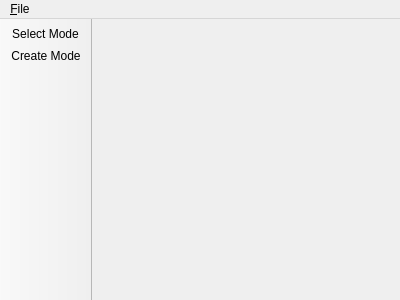
raptorswing/FlightPlanner, file WaypointPlanner/WaypointPlannerMainWindow.ui: the form before one commit.
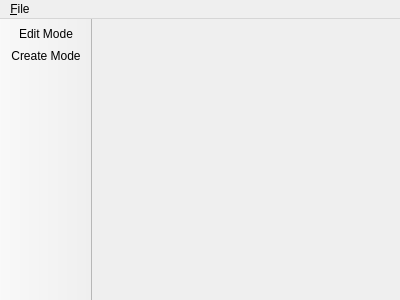
The form after the commit. Icons and pictures are not drawn.

What changed in the file:
```diff
--- a/WaypointPlanner/WaypointPlannerMainWindow.ui
+++ b/WaypointPlanner/WaypointPlannerMainWindow.ui
@@ -80,7 +80,7 @@
     <bool>true</bool>
    </property>
    <property name="text">
-    <string>Select Mode</string>
+    <string>Edit Mode</string>
    </property>
   </action>
   <action name="actionCreate_Mode">
```
Left out of the diff: 10 changed lines with no effect on the pictures.
